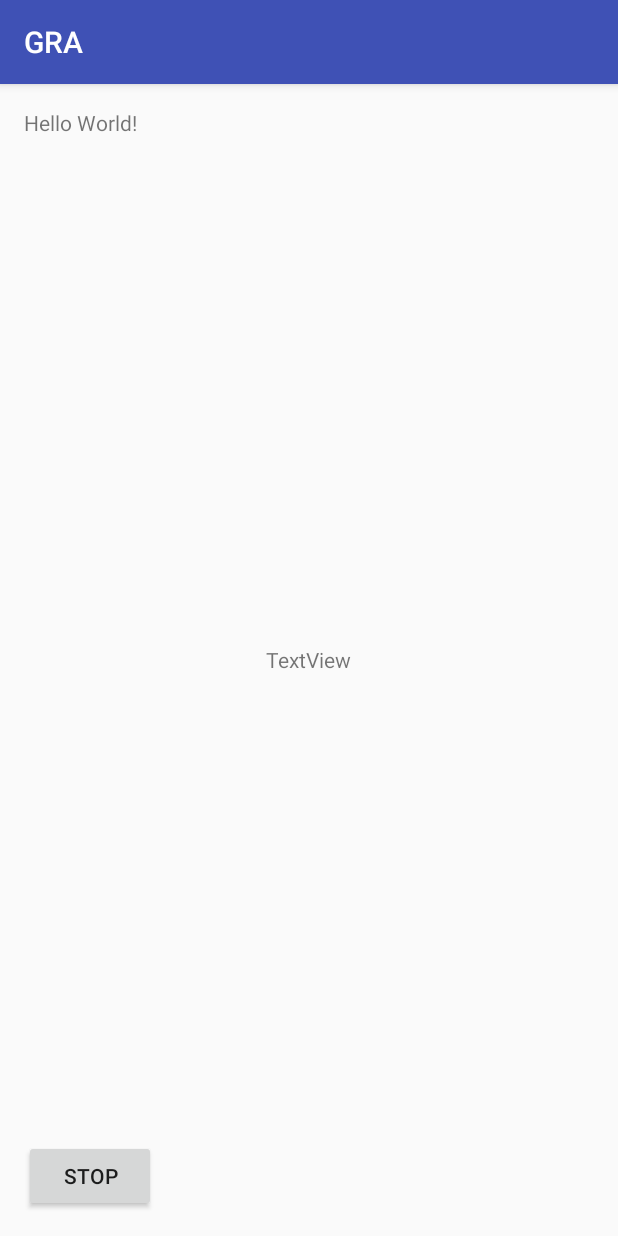
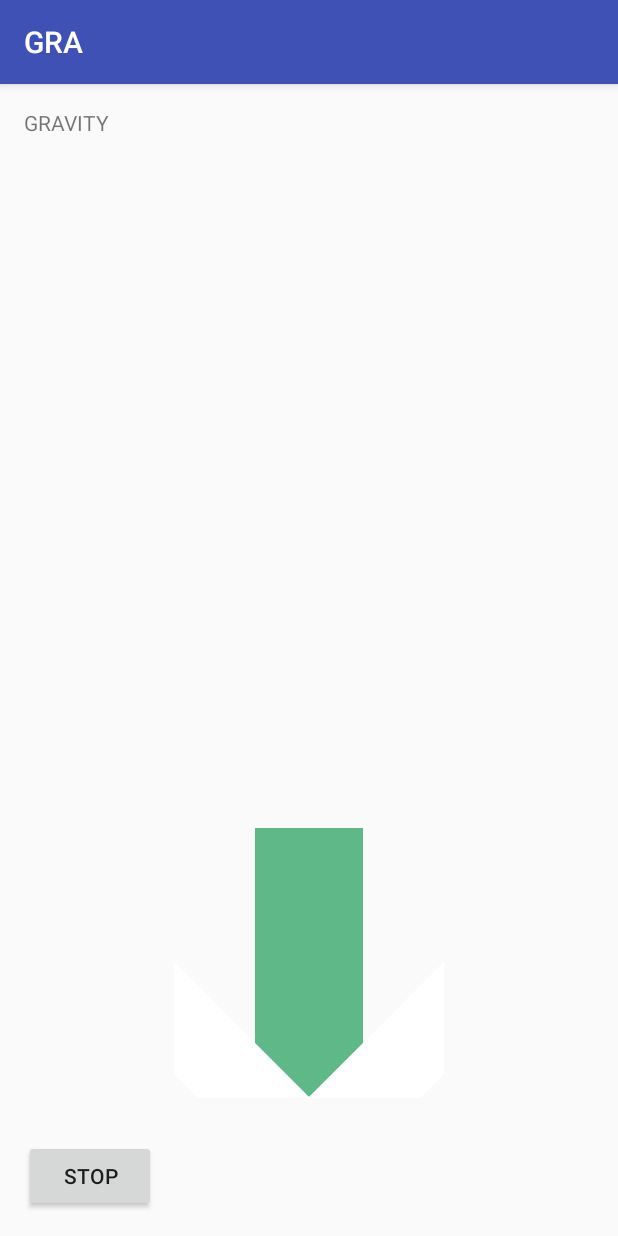
Before and after one commit to fakturk/GRA, an Android app: the screen it shows after launch (MainActivity), after a tap on "START", on a phone screen of 412 x 824 dp. Run offline under Robolectric (Android 15) with nearby library versions, the phone set to English and light mode, and no system bars; 1 other tap on this screen came first.

Commit message:
added a green arrow to the screen

```diff
--- a/app/src/main/java/com/unist/netlab/fakturk/gra/MainActivity.java
+++ b/app/src/main/java/com/unist/netlab/fakturk/gra/MainActivity.java
@@ -4,24 +4,35 @@ import android.content.BroadcastReceiver;
 import android.content.Context;
 import android.content.Intent;
 import android.content.IntentFilter;
+import android.net.Uri;
 import android.support.v4.content.LocalBroadcastManager;
 import android.support.v7.app.AppCompatActivity;
 import android.os.Bundle;
+import android.view.Menu;
+import android.view.MenuItem;
 import android.view.View;
 import android.widget.Button;
 import android.widget.TextView;
 
-public class MainActivity extends AppCompatActivity
-{
+import java.text.DecimalFormat;
+
+import static android.hardware.SensorManager.GRAVITY_EARTH;
+
+public class MainActivity extends AppCompatActivity {
+    DecimalFormat df = new DecimalFormat("#.##");
+
     TextView tv_gravity;
     Intent i;
     Button buttonStart;
 
-    float[] acc, gyr;
+    float[] acc, gyr, oldAcc, oldGyr, gravity, dynamicAcc;
+    String acc_text, textProcessed;
+    boolean start;
+
+    DynamicAcceleration dynamic;
 
     @Override
-    protected void onCreate(Bundle savedInstanceState)
-    {
+    protected void onCreate(final Bundle savedInstanceState) {
 
         super.onCreate(savedInstanceState);
         setContentView(R.layout.activity_main);
@@ -30,41 +41,143 @@ public class MainActivity extends AppCompatActivity
         buttonStart = (Button) findViewById(R.id.buttonStart);
         i = new Intent(this, SensorService.class);
 
+        acc = new float[3];
+        gyr = new float[3];
+        oldAcc = null;
+        oldGyr = null;
+        gravity = new float[3];
+        dynamicAcc = null;
+
+        dynamic = new DynamicAcceleration();
+
+        start = false;
 
 
-        LocalBroadcastManager.getInstance(this).registerReceiver(new BroadcastReceiver()
-        {
+
+        LocalBroadcastManager.getInstance(this).registerReceiver(new BroadcastReceiver() {
             @Override
-            public void onReceive(Context context, Intent intent)
-            {
+            public void onReceive(Context context, Intent intent) {
                 acc = (intent.getFloatArrayExtra("ACC_DATA"));
+                acc_text = intent.getStringExtra("ACC");
                 gyr = intent.getFloatArrayExtra("GYR_DATA");
 
+                if (acc!=null && oldAcc==null)
+                {
+                    oldAcc = new float[3];
+                    System.out.println("case acc!=null && oldAcc==null");
+                    System.arraycopy(acc, 0, oldAcc, 0,acc.length);
 
-                tv_gravity.setText("Fatih");
-                tv_gravity.setText(intent.getStringExtra("ACC"));
+                }
+                if (gyr!=null && oldGyr==null)
+                {
+                    oldGyr = new float[3];
+                    System.out.println("case gyr!=null && oldGyr==null");
+                    System.arraycopy(gyr,0,oldGyr,0,gyr.length);
+
+                }
+                if (acc==null && oldAcc!=null)
+                {
+                    acc = new float[3];
+                    System.out.println("case acc==null");
+                    System.arraycopy(oldAcc, 0, acc, 0,oldAcc.length);
+
+                }
+                if (gyr==null && oldGyr!=null)
+                {
+                    gyr = new float[3];
+                    System.out.println("case gyr==null");
+                    System.arraycopy(oldGyr,0,gyr,0,oldGyr.length);
+
+                }
+
+
+                if (acc!=null && gyr!=null)
+                {
+                    start = true;
+                    float accNorm = (float) Math.sqrt(Math.pow(acc[0],2)+Math.pow(acc[1],2)+Math.pow(acc[2],2));
+                    for (int j = 0; j < 3; j++)
+                    {
+                        gravity[j] = acc[j]*(GRAVITY_EARTH/accNorm);
+                    }
+                }
+                if (start)
+                {
+
+                    dynamicAcc = dynamic.calculate(acc,oldAcc,gyr,oldGyr,gravity, dynamicAcc);
+                    System.arraycopy(acc, 0, oldAcc, 0,acc.length);
+                    System.arraycopy(gyr,0,oldGyr,0,gyr.length);
+                    for (int j = 0; j < 3; j++) {
+                        gravity[j] = dynamicAcc[j+9];
+                    }
+                    textProcessed =
+                             "Acc : "+    df.format(dynamicAcc[0])+", "+df.format(dynamicAcc[1])+", "+df.format(dynamicAcc[2])+"\n"
+                            +"Vel : "+    df.format(dynamicAcc[3])+", "+df.format(dynamicAcc[4])+", "+df.format(dynamicAcc[5])+"\n"
+                            +"Dist : "+   df.format(dynamicAcc[6])+", "+df.format(dynamicAcc[7])+", "+df.format(dynamicAcc[8])+"\n"
+                            +"Gra : "+   df.format(dynamicAcc[9])+", "+df.format(dynamicAcc[10])+", "+df.format(dynamicAcc[11])+"\n"
+                            +"gyr : "+    df.format(gyr[0])+", "+df.format(gyr[1])+", "+df.format(gyr[2])+"\n"
+                    ;
+                    tv_gravity.setText(textProcessed);
+
+                }
             }
         }, new IntentFilter(SensorService.ACTION_SENSOR_BROADCAST));
 
 
-        buttonStart.setOnClickListener(new View.OnClickListener()
-        {
+        buttonStart.setOnClickListener(new View.OnClickListener() {
             @Override
-            public void onClick(View v)
-            {
+            public void onClick(View v) {
                 if (buttonStart.getText().equals("Start")) {
                     buttonStart.setText("Stop");
-                    startService(new Intent(MainActivity.this,SensorService.class));
+                    startService(new Intent(MainActivity.this, SensorService.class));
 
-                }
-                else
-                {
+                } else {
                     buttonStart.setText("Start");
-                    stopService(new Intent(MainActivity.this,SensorService.class));
+                    stopService(new Intent(MainActivity.this, SensorService.class));
 
 
                 }
             }
         });
     }
+
+    @Override
+    protected void onPause() {
+
+        super.onPause();
+
+
+    }
+
+
+    @Override
+    protected void onResume() {
+
+        super.onResume();
+//        startService(new Intent(this, SensorService.class));
+    }
+
+
+    @Override
+    protected void onDestroy() {
+
+
+        super.onDestroy();
+    }
+
+
+    @Override
+    public void onStart() {
+
+        super.onStart();
+
+
+    }
+
+    @Override
+    public void onStop() {
+
+        super.onStop();
+
+
+    }
 }
--- a/app/src/main/java/com/unist/netlab/fakturk/gra/SensorService.java
+++ b/app/src/main/java/com/unist/netlab/fakturk/gra/SensorService.java
@@ -60,9 +60,9 @@ public class SensorService extends Service implements SensorEventListener
 //        Toast.makeText(this, "Service Started", Toast.LENGTH_LONG).show();
         SM = (SensorManager)getSystemService(SENSOR_SERVICE);
 
-        SM.registerListener(this, SM.getDefaultSensor(Sensor.TYPE_ACCELEROMETER), 10000);
-        SM.registerListener(this, SM.getDefaultSensor(Sensor.TYPE_GYROSCOPE), 10000);
-        SM.registerListener(this, SM.getDefaultSensor(Sensor.TYPE_MAGNETIC_FIELD), 10000);
+        SM.registerListener(this, SM.getDefaultSensor(Sensor.TYPE_ACCELEROMETER), 10);
+        SM.registerListener(this, SM.getDefaultSensor(Sensor.TYPE_GYROSCOPE), 10);
+        SM.registerListener(this, SM.getDefaultSensor(Sensor.TYPE_MAGNETIC_FIELD), 10);
 
         Intent bIntent = new Intent(SensorService.this, MainActivity.class);
         PendingIntent pbIntent = PendingIntent.getActivity(SensorService.this, 0 , bIntent, 0);
--- /dev/null
+++ b/app/src/main/res/drawable/arrow_right.xml
@@ -0,0 +1,39 @@
+<?xml version="1.0" encoding="utf-8"?>
+<layer-list xmlns:android="http://schemas.android.com/apk/res/android" >
+
+    <item>
+        <shape android:shape="rectangle">
+            <size
+                android:width="100dp"
+                android:height="40dp" />
+            <solid android:color="#5EB888" />
+            <corners android:radius="0dp"/>
+        </shape>
+    </item>
+
+    <item
+        android:top="-50dp"
+        android:bottom="61dp"
+        android:right="-30dp">
+        <rotate
+            android:fromDegrees="45">
+            <shape android:shape="rectangle">
+                <solid android:color="@color/transparent" />
+
+            </shape>
+        </rotate>
+    </item>
+
+    <item
+        android:top="61dp"
+        android:bottom="-50dp"
+        android:right="-30dp">
+        <rotate
+            android:fromDegrees="-45">
+            <shape android:shape="rectangle">
+                <solid android:color="#ffffff" />
+            </shape>
+        </rotate>
+    </item>
+
+</layer-list>
--- a/app/src/main/res/layout/activity_main.xml
+++ b/app/src/main/res/layout/activity_main.xml
@@ -1,5 +1,6 @@
 <?xml version="1.0" encoding="utf-8"?>
 <RelativeLayout xmlns:android="http://schemas.android.com/apk/res/android"
+    xmlns:app="http://schemas.android.com/apk/res-auto"
     xmlns:tools="http://schemas.android.com/tools"
     android:id="@+id/activity_main"
     android:layout_width="match_parent"
@@ -10,24 +11,34 @@
     android:paddingTop="@dimen/activity_vertical_margin"
     tools:context="com.unist.netlab.fakturk.gra.MainActivity">
 
-    <TextView
-        android:layout_width="wrap_content"
-        android:layout_height="wrap_content"
-        android:text="Hello World!" />
-
-    <TextView
-        android:text="TextView"
-        android:layout_width="wrap_content"
-        android:layout_height="wrap_content"
-        android:layout_centerVertical="true"
-        android:layout_centerHorizontal="true"
-        android:id="@+id/tv_gravity" />
 
     <Button
-        android:text="Button"
+        android:id="@+id/buttonStart"
         android:layout_width="wrap_content"
         android:layout_height="wrap_content"
         android:layout_alignParentBottom="true"
         android:layout_alignParentStart="true"
-        android:id="@+id/buttonStart" />
+        android:text="Start" />
+
+    <TextView
+        android:id="@+id/tv_gravity"
+        android:layout_width="wrap_content"
+        android:layout_height="wrap_content"
+        android:layout_alignParentStart="true"
+        android:layout_alignParentTop="true"
+        android:text="GRAVITY" />
+
+
+    <ImageView
+        android:layout_width="180dp"
+        android:layout_height="180dp"
+        android:rotation="90"
+        android:src="@drawable/arrow_right"
+        android:id="@+id/arrow"
+
+        android:layout_above="@+id/buttonStart"
+        android:layout_centerHorizontal="true"
+        android:layout_marginBottom="28dp" />
+    />
+
 </RelativeLayout>
--- a/app/src/main/res/values/colors.xml
+++ b/app/src/main/res/values/colors.xml
@@ -3,4 +3,6 @@
     <color name="colorPrimary">#3F51B5</color>
     <color name="colorPrimaryDark">#303F9F</color>
     <color name="colorAccent">#FF4081</color>
+    <color name="transparent">#FFFFFF</color>
+    <color name="gray">#808080</color>
 </resources>
```
Also changed, not shown: app/src/main/java/com/unist/netlab/fakturk/gra/DynamicAcceleration.java (added, +172 -0 lines), app/src/main/java/com/unist/netlab/fakturk/gra/Gravity.java (added, +32 -0 lines), app/src/main/java/com/unist/netlab/fakturk/gra/Orientation.java (added, +57 -0 lines), app/src/main/res/drawable/line_up.xml (added, +14 -0 lines), app/src/main/res/drawable/triangle_up.xml (added, +13 -0 lines).
